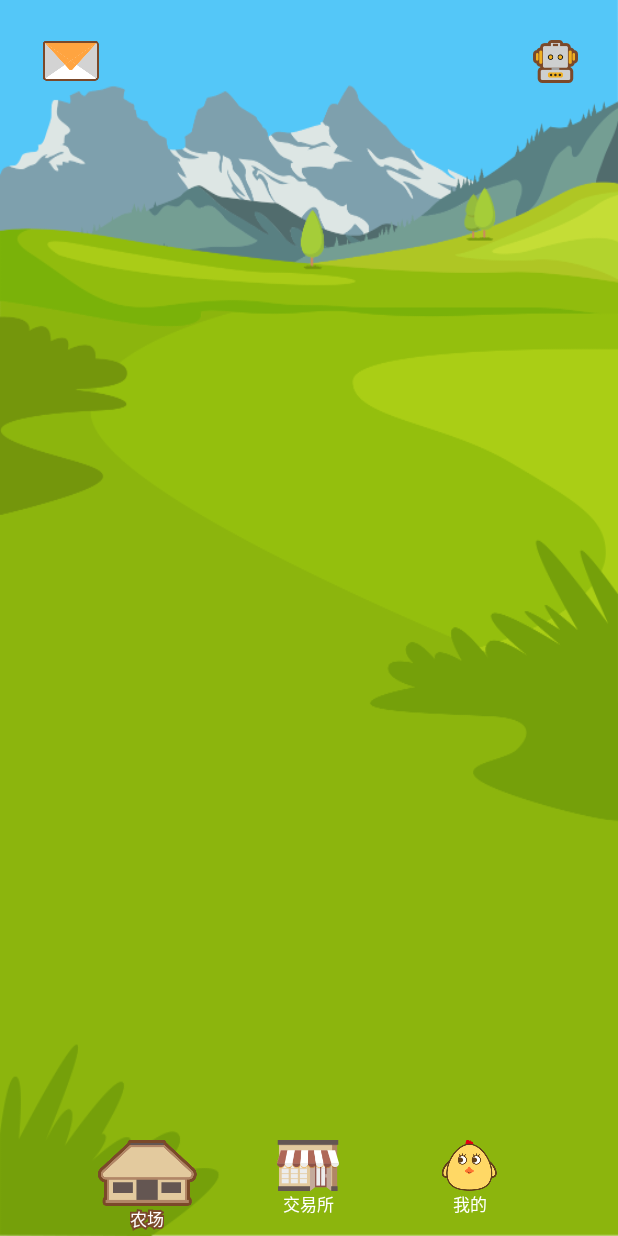
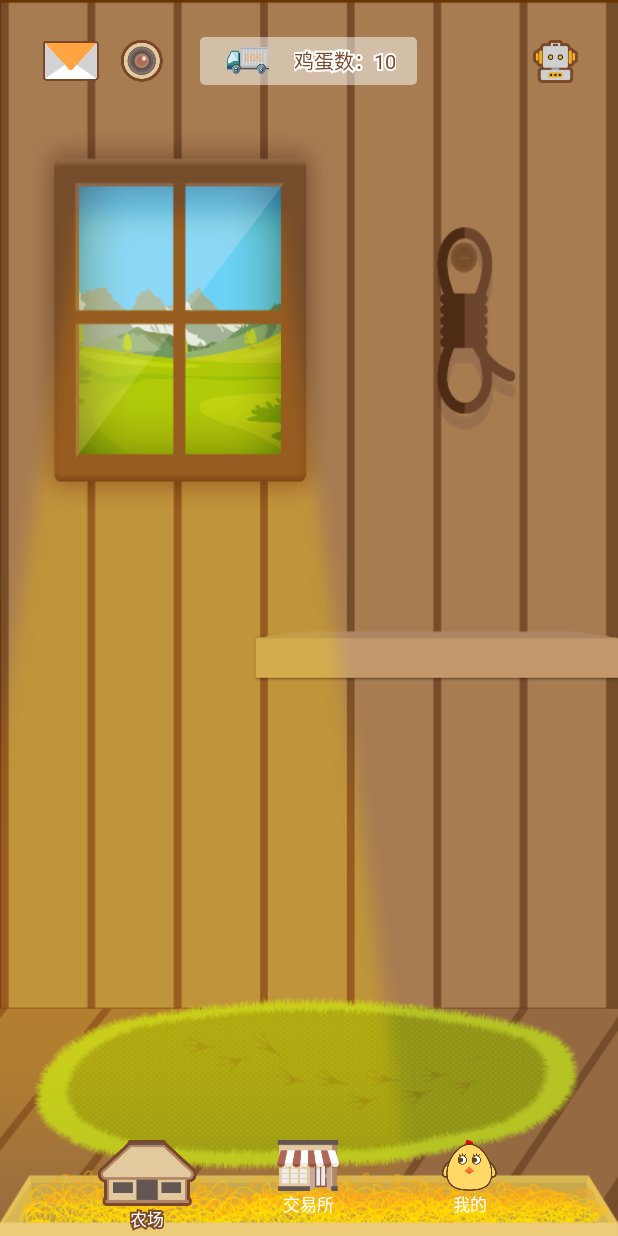
Before and after one commit to fanqilongmoli/gejigeji, an Android app: the screen it shows after launch (MainActivity), on a phone screen of 412 x 824 dp. Run offline under Robolectric (Android 15) with nearby library versions, the phone set to English and light mode, and no system bars; our stand-ins replace CircleImageView; Roboto replaces fonts that are not available here; 1 statement that could not run was skipped.

Commit message:
农场view 完成

```diff
--- a/app/src/main/java/com/flowerbell/gejigeji/modules/main/fragment/FarmFragment.kt
+++ b/app/src/main/java/com/flowerbell/gejigeji/modules/main/fragment/FarmFragment.kt
@@ -24,7 +24,7 @@ class FarmFragment : BaseFragment() {
     }
 
     override fun initView() {
-        noBuildChickenRoom()
+        noChicken()
 
         farmTitle.setFarmTitleListener(object :FarmTitle.FarmTitleListener{
             override fun messageClick() {
@@ -51,7 +51,7 @@ class FarmFragment : BaseFragment() {
     override fun onHiddenChanged(hidden: Boolean) {
         super.onHiddenChanged(hidden)
         if (!hidden)
-            noBuildChickenRoom()
+            hasChicken()
     }
 
 
@@ -59,8 +59,8 @@ class FarmFragment : BaseFragment() {
      * 没有建鸡舍
      */
     private fun noBuildChickenRoom() {
-        llRoot.setBackgroundResource(R.drawable.none_bg)
         farmTitle.noBuildChickenRoom()
+        farmView.noBuildChickenRoom()
         val goToStoreDialog = GoToStoreDialog(context)
         goToStoreDialog.setMessage("尚未建设鸡舍,赶紧去商店看看吧!")
         goToStoreDialog.setGoToStoreDialogListener(object : GoToStoreDialog.GoToStoreDialogListener {
@@ -76,8 +76,8 @@ class FarmFragment : BaseFragment() {
      * 没有小鸡
      */
     private fun noChicken() {
-        llRoot.setBackgroundResource(R.drawable.bg_img)
         farmTitle.noChicken()
+        farmView.noChicken()
         val goToStoreDialog = GoToStoreDialog(context)
         goToStoreDialog.setMessage("鸡舍中没有小鸡入住呢,赶紧去商店看看吧!")
         goToStoreDialog.setGoToStoreDialogListener(object : GoToStoreDialog.GoToStoreDialogListener {
@@ -90,8 +90,7 @@ class FarmFragment : BaseFragment() {
     }
 
     private fun hasChicken(){
-        llRoot.setBackgroundResource(R.drawable.bg_img)
-
+        farmView.noEgg()
     }
 
 }
--- /dev/null
+++ b/app/src/main/java/com/flowerbell/gejigeji/widget/FarmView.kt
@@ -0,0 +1,39 @@
+package com.flowerbell.gejigeji.widget
+
+import android.content.Context
+import android.util.AttributeSet
+import android.view.LayoutInflater
+import android.view.View
+import android.widget.LinearLayout
+import com.flowerbell.gejigeji.R
+import kotlinx.android.synthetic.main.view_farm_view.view.*
+
+/**
+ * Created by MIT on 2018/2/9.
+ */
+class FarmView(context: Context?, attrs: AttributeSet?) : LinearLayout(context, attrs) {
+    init {
+        LayoutInflater.from(context).inflate(R.layout.view_farm_view,this)
+    }
+
+
+    fun noEgg(){
+        ivChicken.visibility = View.VISIBLE
+        ivFood.visibility = View.VISIBLE
+        ivEgg.visibility = View.INVISIBLE
+    }
+
+    fun noChicken(){
+        ivChicken.visibility = View.INVISIBLE
+        ivEgg.visibility = View.INVISIBLE
+        ivFood.visibility = View.INVISIBLE
+    }
+
+    fun noBuildChickenRoom(){
+        ivChicken.visibility = View.GONE
+        ivEgg.visibility = View.GONE
+        ivFood.visibility = View.GONE
+        rlRoot.setBackgroundResource(R.drawable.none_bg)
+    }
+
+}
--- a/app/src/main/res/layout/fragment_farm.xml
+++ b/app/src/main/res/layout/fragment_farm.xml
@@ -1,15 +1,19 @@
-<LinearLayout xmlns:android="http://schemas.android.com/apk/res/android"
+<RelativeLayout xmlns:android="http://schemas.android.com/apk/res/android"
     xmlns:tools="http://schemas.android.com/tools"
     android:id="@+id/llRoot"
     android:layout_width="match_parent"
     android:layout_height="match_parent"
-    android:background="@drawable/bg_img"
     tools:context="com.flowerbell.gejigeji.modules.main.fragment.FarmFragment">
 
+
+    <com.flowerbell.gejigeji.widget.FarmView
+        android:id="@+id/farmView"
+        android:layout_width="match_parent"
+        android:layout_height="match_parent"/>
     <com.flowerbell.gejigeji.widget.FarmTitle
         android:id="@+id/farmTitle"
         android:layout_width="match_parent"
         android:layout_height="wrap_content" />
 
 
-</LinearLayout>
+</RelativeLayout>
--- /dev/null
+++ b/app/src/main/res/layout/view_farm_view.xml
@@ -0,0 +1,36 @@
+<?xml version="1.0" encoding="utf-8"?>
+<RelativeLayout xmlns:android="http://schemas.android.com/apk/res/android"
+    android:layout_width="match_parent"
+    android:layout_height="match_parent"
+    android:id="@+id/rlRoot"
+    android:background="@drawable/bg_img">
+
+    <ImageView
+        android:id="@+id/ivEgg"
+        android:layout_width="wrap_content"
+        android:layout_height="wrap_content"
+        android:layout_alignParentBottom="true"
+        android:layout_alignParentRight="true"
+        android:layout_marginBottom="@dimen/y630"
+        android:layout_marginRight="@dimen/x90"
+        android:src="@drawable/egg_ic" />
+
+    <ImageView
+        android:id="@+id/ivChicken"
+        android:layout_width="wrap_content"
+        android:layout_height="wrap_content"
+        android:layout_alignParentBottom="true"
+        android:layout_marginBottom="@dimen/y120"
+        android:layout_marginLeft="@dimen/x90"
+        android:src="@drawable/chicken_ic" />
+
+    <ImageView
+        android:id="@+id/ivFood"
+        android:layout_width="wrap_content"
+        android:layout_height="wrap_content"
+        android:layout_alignParentBottom="true"
+        android:layout_alignParentRight="true"
+        android:layout_marginBottom="@dimen/y120"
+        android:layout_marginRight="@dimen/x70"
+        android:src="@drawable/food_ic" />
+</RelativeLayout>
```
Also changed, not shown: app/src/main/res/drawable-xxhdpi/chicken_ic.png (added), app/src/main/res/drawable-xxhdpi/egg_ic.png (added), app/src/main/res/drawable-xxhdpi/food_ic.png (added), app/src/main/res/drawable-xxxhdpi/chicken_ic.png (added), app/src/main/res/drawable-xxxhdpi/egg_ic.png (added), app/src/main/res/drawable-xxxhdpi/food_ic.png (added).
